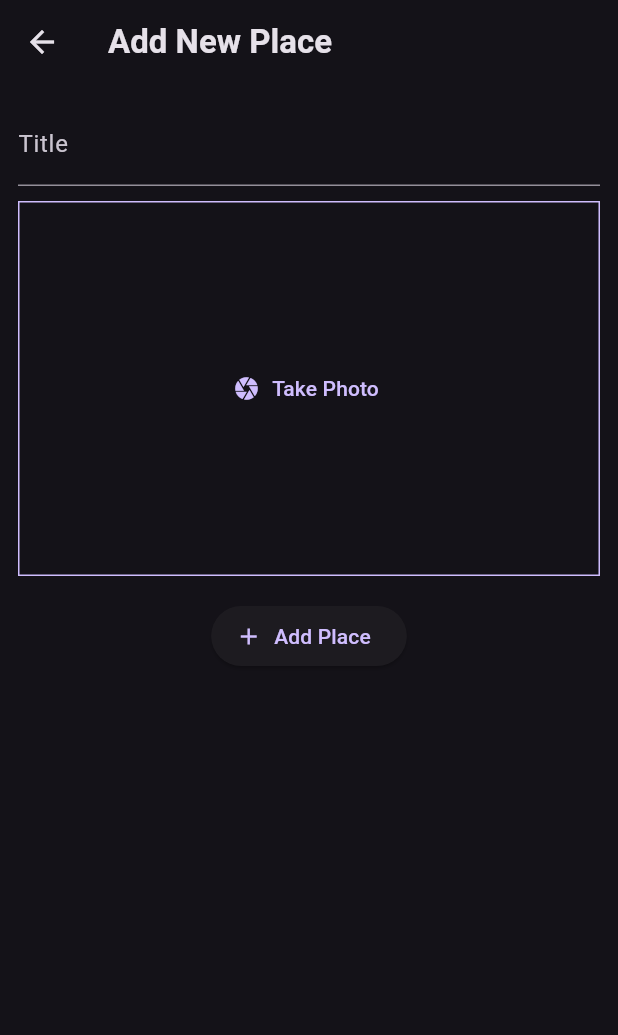
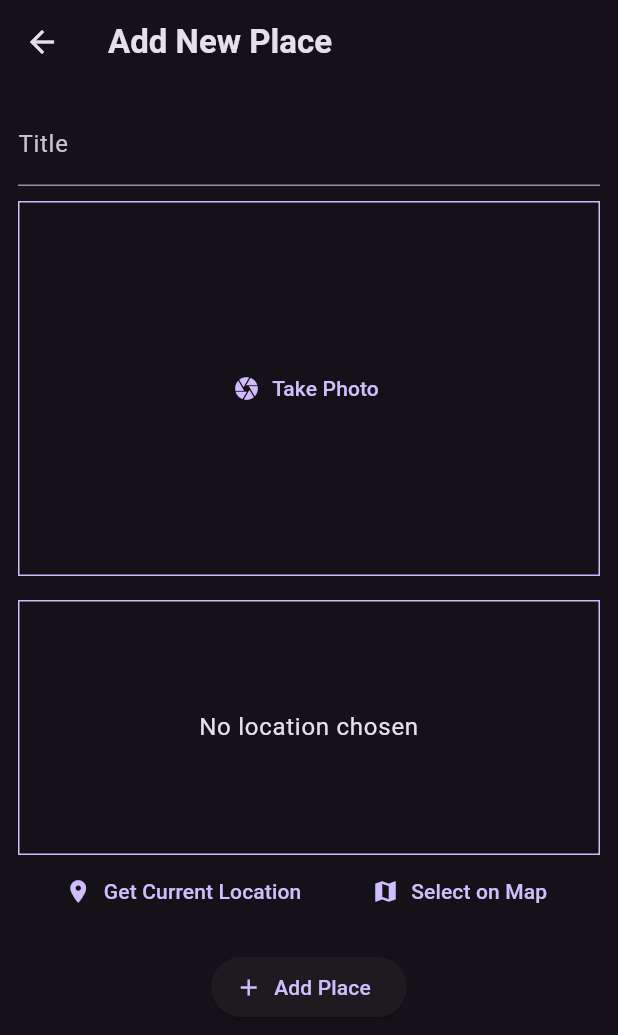
Before and after one commit to phumiphatauk/flutter_favorite_places, a Flutter app: the AddPlaceScreen screen opened directly, on a phone screen of 412 x 824 dp. Shown: the top 1035 px of the screen. Run offline on Flutter 3.47's test engine with Material 3 defaults, Android fonts, the phone set to English and light mode, and no system bars; our stand-ins replace flutter_riverpod, google_fonts, image_picker, location.

Commit message:
Implement location input widget

```diff
--- a/lib/screens/add_place.dart
+++ b/lib/screens/add_place.dart
@@ -5,6 +5,7 @@
 import 'package:flutter_riverpod/flutter_riverpod.dart';
 import 'package:flutter_favorite_places/providers/user_places.dart';
 import 'package:flutter_favorite_places/widgets/image_input.dart';
+import 'package:flutter_favorite_places/widgets/location_input.dart';
 
 class AddPlaceScreen extends ConsumerStatefulWidget {
   const AddPlaceScreen({super.key});
@@ -58,6 +59,8 @@
               },
             ),
             const SizedBox(height: 16),
+            const LocationInput(),
+            const SizedBox(height: 16),
             ElevatedButton.icon(
               onPressed: _savePlace,
               icon: const Icon(Icons.add),
--- /dev/null
+++ b/lib/widgets/location_input.dart
@@ -0,0 +1,93 @@
+import 'package:flutter/material.dart';
+import 'package:location/location.dart';
+
+class LocationInput extends StatefulWidget {
+  const LocationInput({super.key});
+
+  @override
+  State<LocationInput> createState() => _LocationInputState();
+}
+
+class _LocationInputState extends State<LocationInput> {
+  Location? _pickedLocation;
+  var _isGettingLocation = false;
+
+  void _getCurrentLocation() async {
+    Location location = Location();
+
+    bool serviceEnabled;
+    PermissionStatus permissionGranted;
+    LocationData locationData;
+
+    serviceEnabled = await location.serviceEnabled();
+    if (!serviceEnabled) {
+      serviceEnabled = await location.requestService();
+      if (!serviceEnabled) {
+        return;
+      }
+    }
+
+    permissionGranted = await location.hasPermission();
+    if (permissionGranted == PermissionStatus.denied) {
+      permissionGranted = await location.requestPermission();
+      if (permissionGranted != PermissionStatus.granted) {
+        return;
+      }
+    }
+
+    setState(() {
+      _isGettingLocation = true;
+    });
+
+    locationData = await location.getLocation();
+    print(locationData.latitude);
+    print(locationData.longitude);
+  }
+
+  @override
+  Widget build(BuildContext context) {
+    Widget previewContent = Text(
+      'No location chosen',
+      textAlign: TextAlign.center,
+      style: Theme.of(context).textTheme.bodyLarge!.copyWith(
+        color: Theme.of(context).colorScheme.onSurface,
+      ),
+    );
+
+    if (_isGettingLocation) {
+      previewContent = const CircularProgressIndicator();
+    }
+
+    return Column(
+      children: [
+        Container(
+          height: 170,
+          width: double.infinity,
+          alignment: Alignment.center,
+          decoration: BoxDecoration(
+            border: Border.all(
+              width: 1,
+              color: Theme.of(context).colorScheme.primary,
+            ),
+          ),
+          child: previewContent,
+        ),
+        Row(
+          mainAxisAlignment: MainAxisAlignment.spaceEvenly,
+          children: [
+            TextButton.icon(
+              onPressed: _getCurrentLocation,
+              icon: const Icon(Icons.location_on),
+              label: const Text('Get Current Location'),
+            ),
+            TextButton.icon(
+              onPressed: () {},
+              icon: const Icon(Icons.map),
+              label: const Text('Select on Map'),
+            ),
+          ],
+        ),
+      ],
+    );
+  }
+}
```
